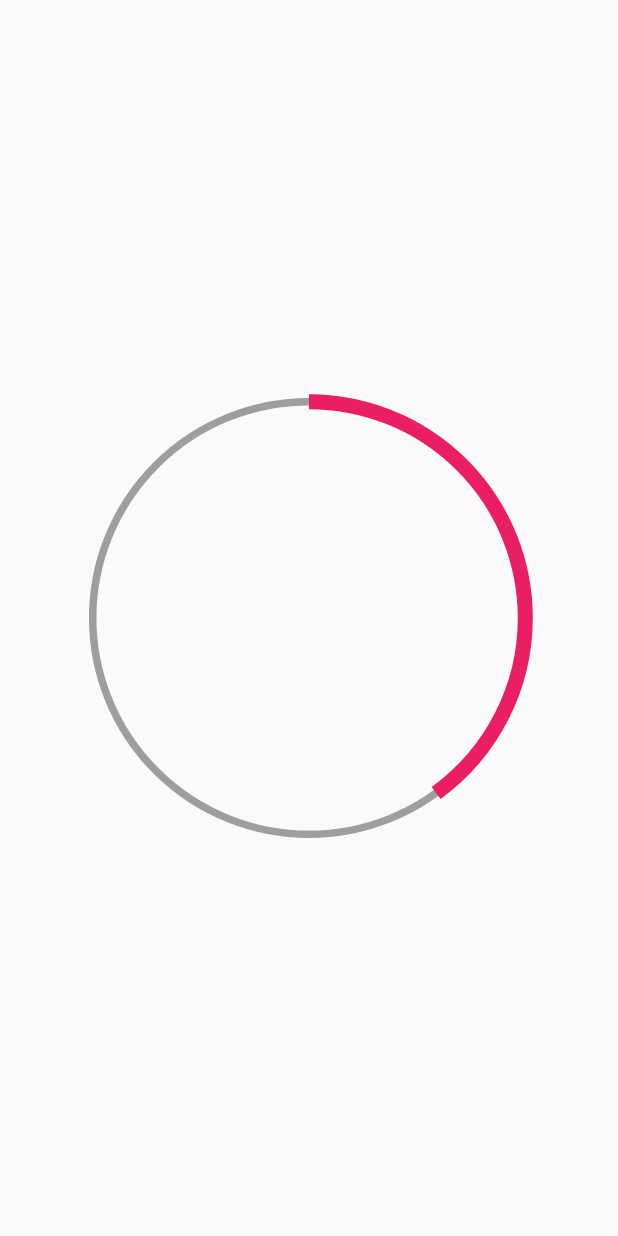
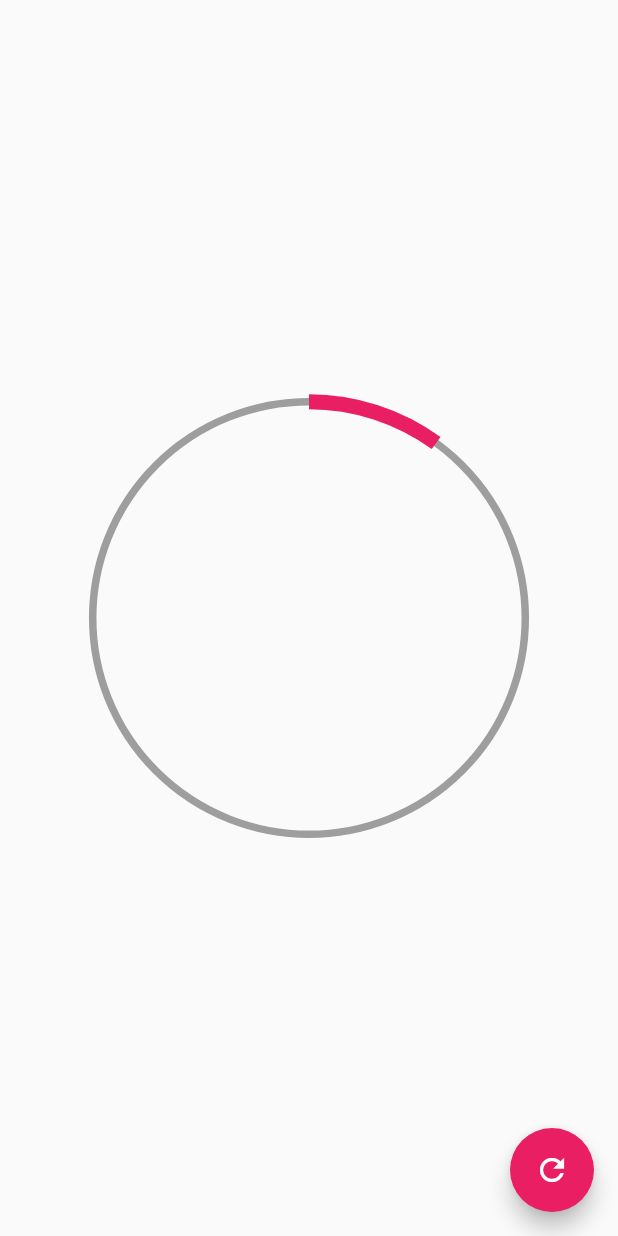
Before and after one commit to CrisMEDev/Flutter-Designs_and_animations, a Flutter app: the screen it shows after launch, on a phone screen of 412 x 824 dp. Run offline on Flutter 3.47's test engine with Material 2 defaults, Android fonts, the phone set to English and light mode, and no system bars.

Commit message:
Se implementó un floatingActionButton para incrementar el porcentaje

```diff
--- a/lib/src/pages/circular_progress_page.dart
+++ b/lib/src/pages/circular_progress_page.dart
@@ -9,11 +9,24 @@ class CircularProgressPage extends StatefulWidget {
 
 class _CircularProgressPageState extends State<CircularProgressPage> {
 
-
+  double porcentaje = 10;
 
   @override
   Widget build(BuildContext context) {
-    return Scaffold(
+    return SafeArea(
+      child: Scaffold(
+        floatingActionButton: FloatingActionButton(
+          child: Icon( Icons.refresh ),
+          backgroundColor: Colors.pink,
+          onPressed: (){
+            setState(() {
+              porcentaje += 10;
+              if ( porcentaje > 100 ) porcentaje = 0;
+            });
+          }
+
+        ),
+
         body: Center(
           child: Container(
             width: MediaQuery.of(context).size.width * 0.70,
@@ -21,7 +34,8 @@ class _CircularProgressPageState extends State<CircularProgressPage> {
             // color: Colors.red,
 
             child: CustomPaint(
-            painter: _MiRadialProgressPainter( porcentaje: 40 ),
+              painter: _MiRadialProgressPainter( porcentaje: porcentaje ),
+            ),
           ),
         ),
       ),
```
Lines whose indentation alone changed are shown as unchanged.
